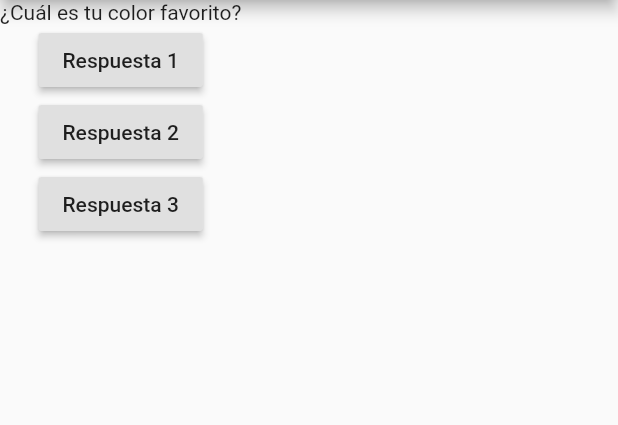
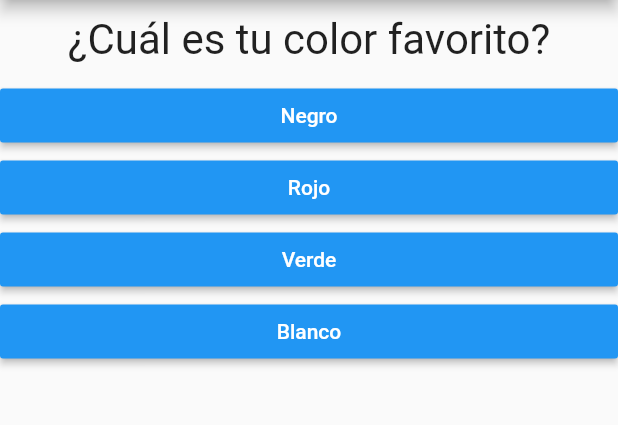
Before and after one commit to JonatanLeon/flutter_complete_guide, a Flutter app: the screen it shows after launch, on a phone screen of 412 x 824 dp, the part 84-509 px from its top. Run offline on Flutter 3.47's test engine with Material 2 defaults, Android fonts, the phone set to English and light mode, and no system bars.

Commit message:
Lección 55

```diff
--- /dev/null
+++ b/lib/cuestionario.dart
@@ -0,0 +1,32 @@
+import 'package:flutter/material.dart';
+import './pregunta.dart';
+import './respuesta.dart';
+
+class Cuestionario extends StatelessWidget {
+  final List<Map<String, Object>> preguntas;
+  final int posicionPregunta;
+  final Function responderPregunta;
+
+  Cuestionario(
+      {@required this.preguntas,
+      @required this.responderPregunta,
+      @required this.posicionPregunta});
+
+  @override
+  Widget build(BuildContext context) {
+    return Column(
+      children: <Widget>[
+        Pregunta(
+          preguntas[posicionPregunta]["textoPregunta"],
+        ),
+        ...(preguntas[posicionPregunta]["respuestas"]
+                as List<Map<String, Object>>)
+            .map((respuesta) {
+          return Respuesta(() {
+            responderPregunta(respuesta["puntuacion"]);
+          }, respuesta["texto"]);
+        }).toList()
+      ],
+    );
+  }
+}
--- a/lib/main.dart
+++ b/lib/main.dart
@@ -1,4 +1,6 @@
 import 'package:flutter/material.dart';
+import './resultado.dart';
+import './cuestionario.dart';
 
 void main() => runApp(MyApp());
 
@@ -11,52 +13,72 @@ class MyApp extends StatefulWidget {
 
 class MyAppState extends State<MyApp> {
   var posicionPregunta = 0;
+  var puntuacionTotal = 0;
 
-  void responderPregunta1() {
+  final _preguntas = const [
+    {
+      "textoPregunta": "¿Cuál es tu color favorito?",
+      "respuestas": [
+        {"texto": "Negro", "puntuacion": 1},
+        {"texto": "Rojo", "puntuacion": 3},
+        {"texto": "Verde", "puntuacion": 5},
+        {"texto": "Blanco", "puntuacion": 10}
+      ]
+    },
+    {
+      "textoPregunta": "¿Cuál es tu animal favorito?",
+      "respuestas": [
+        {"texto": "Gato", "puntuacion": 1},
+        {"texto": "Perro", "puntuacion": 3},
+        {"texto": "Conejo", "puntuacion": 5},
+        {"texto": "Serpiente", "puntuacion": 10}
+      ]
+    },
+    {
+      "textoPregunta": "¿Qué curso estudias?",
+      "respuestas": [
+        {"texto": "SMR 1", "puntuacion": 1},
+        {"texto": "SMR 2", "puntuacion": 3},
+        {"texto": "DAM 1", "puntuacion": 5},
+        {"texto": "DAM 2", "puntuacion": 10}
+      ]
+    },
+  ];
+
+  void reiniciarCuestionario() {
     setState(() {
       posicionPregunta = 0;
+      puntuacionTotal = 0;
+    });
+  }
+
+  void responderPregunta(int puntuacion) {
+    puntuacionTotal += puntuacion;
+    setState(() {
+      posicionPregunta = posicionPregunta + 1;
     });
     print(posicionPregunta);
-  }
-
-  void responderPregunta2() {
-    setState(() {
-      posicionPregunta = 1;
-    });
-    print(posicionPregunta);
+    if (posicionPregunta < _preguntas.length) {
+      print("Hay más preguntas");
+    } else {
+      print("Ya no hay más preguntas");
+    }
   }
 
   @override
   Widget build(BuildContext context) {
-    var preguntas = [
-      "¿Cuál es tu color favorito?",
-      "¿Cuál es tu animal favorito?",
-    ];
     return MaterialApp(
       home: Scaffold(
         appBar: AppBar(
           title: Text("My First App"),
         ),
-        body: Column(
-          children: <Widget>[
-            Text(
-              preguntas[posicionPregunta],
-            ),
-            RaisedButton(
-              child: Text("Respuesta 1"),
-              // El paréntesis solo es una función anónima
-              onPressed: responderPregunta1,
-            ),
-            RaisedButton(
-              child: Text("Respuesta 2"),
-              onPressed: responderPregunta1,
-            ),
-            RaisedButton(
-              child: Text("Respuesta 3"),
-              onPressed: responderPregunta2,
-            ),
-          ],
-        ),
+        body: posicionPregunta < _preguntas.length
+            ? Cuestionario(
+                responderPregunta: responderPregunta,
+                posicionPregunta: posicionPregunta,
+                preguntas: _preguntas,
+              )
+            : Resultado(puntuacionTotal, reiniciarCuestionario),
       ),
     );
     throw UnimplementedError();
--- a/lib/pregunta.dart
+++ b/lib/pregunta.dart
@@ -1,12 +1,20 @@
 import 'package:flutter/material.dart';
 
 class Pregunta extends StatelessWidget {
-  var textoPregunta;
+  final String textoPregunta;
 
   Pregunta(this.textoPregunta);
 
   @override
   Widget build(BuildContext context) {
-    return Text(textoPregunta);
+    return Container(
+      width: double.infinity,
+      margin: EdgeInsets.all(10),
+      child: Text(
+        textoPregunta,
+        style: TextStyle(fontSize: 28),
+        textAlign: TextAlign.center,
+      ),
+    );
   }
 }
--- /dev/null
+++ b/lib/respuesta.dart
@@ -0,0 +1,22 @@
+import 'package:flutter/material.dart';
+
+class Respuesta extends StatelessWidget {
+  final VoidCallback seleccionador;
+  final String textoRespuesta;
+
+  Respuesta(this.seleccionador, this.textoRespuesta);
+
+  @override
+  Widget build(BuildContext context) {
+    return Container(
+      width: double.infinity,
+      child: RaisedButton(
+        color: Colors.blue,
+        textColor: Colors.white,
+        child: Text(textoRespuesta),
+        // El paréntesis solo es una función anónima
+        onPressed: seleccionador,
+      ),
+    );
+  }
+}
--- a/pubspec.yaml
+++ b/pubspec.yaml
@@ -18,7 +18,7 @@ publish_to: 'none' # Remove this line if you wish to publish to pub.dev
 version: 1.0.0+1
 
 environment:
-  sdk: ">=2.12.0 <3.0.0"
+  sdk: ">=2.11.0 <3.0.0"
 
 dependencies:
   flutter:
```
Also changed, not shown: lib/resultado.dart (added, +40 -0 lines).
